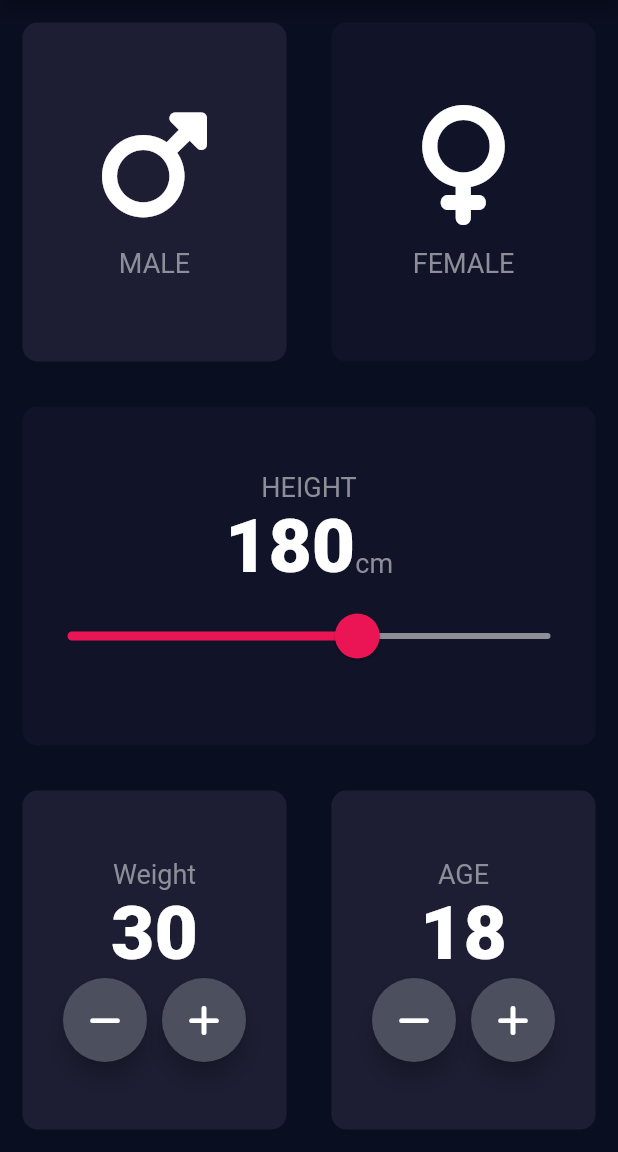
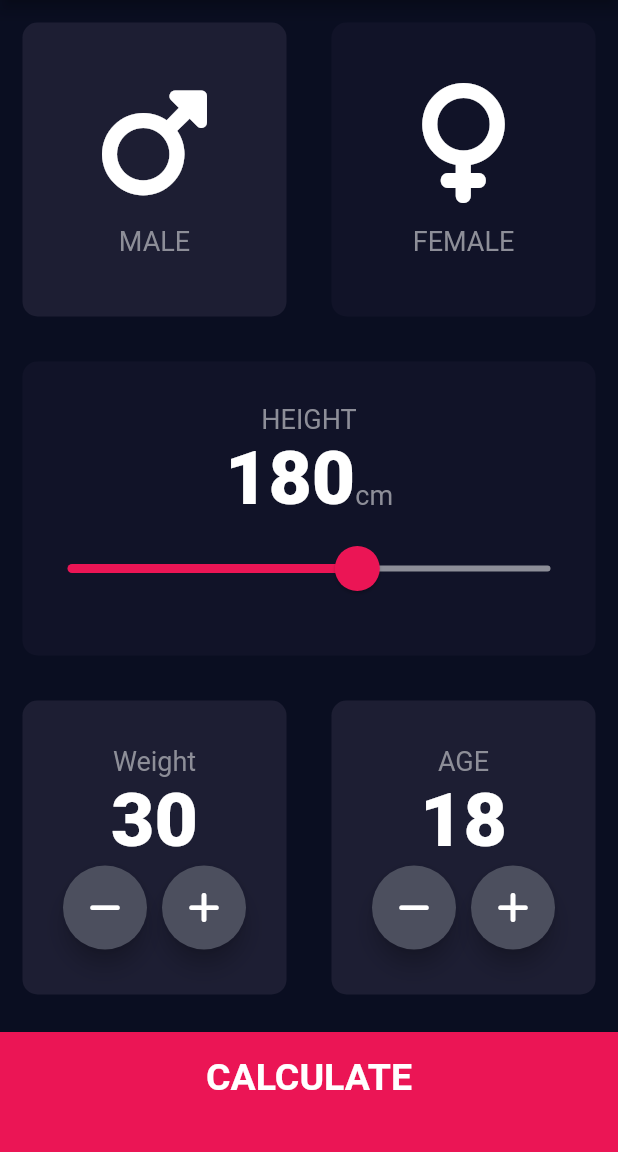
Before and after one commit to abdelrahman167565/BMI_calc_flutter, a Flutter app: the screen it shows after launch, on a phone screen of 412 x 824 dp, the part 84-1236 px from its top. Run offline on Flutter 3.47's test engine with Material 2 defaults, Android fonts, the phone set to English and light mode, and no system bars; our stand-ins replace font_awesome_flutter.

```diff
--- a/lib/components/bottom_button.dart
+++ b/lib/components/bottom_button.dart
@@ -0,0 +1,28 @@
+import 'package:flutter/material.dart';
+import"package:bmi_calculator_flutter/constants.dart";
+class BottomButton extends StatelessWidget {
+  BottomButton({ @required this.onTap, @required this.buttonTitle});
+
+  final VoidCallback? onTap;
+  final String? buttonTitle;
+
+  @override
+  Widget build(BuildContext context) {
+    return GestureDetector(
+      onTap: onTap,
+      child: Container(
+        child: Center(
+          child: Text(
+            buttonTitle!,
+            style: kLargeButtonTextStyle,
+          ),
+        ),
+        color: kBottomContainerColor,
+        margin: EdgeInsets.only(top: 10.0),
+        padding: EdgeInsets.only(bottom: 20.0),
+        width: double.infinity,
+        height: kBottomContainerHeight,
+      ),
+    );
+  }
+}
--- a/lib/components/round_icon_button.dart
+++ b/lib/components/round_icon_button.dart
@@ -1,7 +1,7 @@
 import 'package:flutter/material.dart';
 class RoundIconButton extends StatelessWidget {
   const RoundIconButton(
-      {Key? key, @required this.icon, @required this.onPressed})
+      {Key? key, @required this.icon, @required this.onPressed, })
       : super(key: key);
   final IconData? icon;
   final VoidCallback? onPressed;
```
Also changed, not shown: lib/calculator_brain.dart (+32 -0 lines), lib/screens/input_page.dart (+22 -0 lines), lib/screens/results_page.dart (+70 -0 lines).
